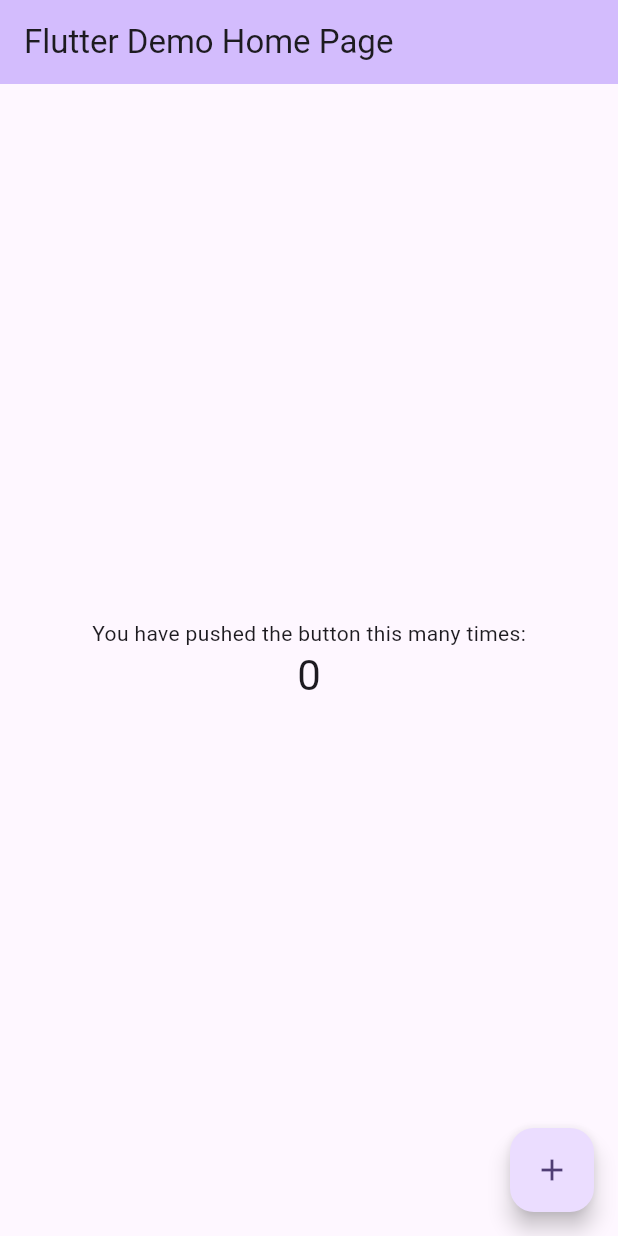
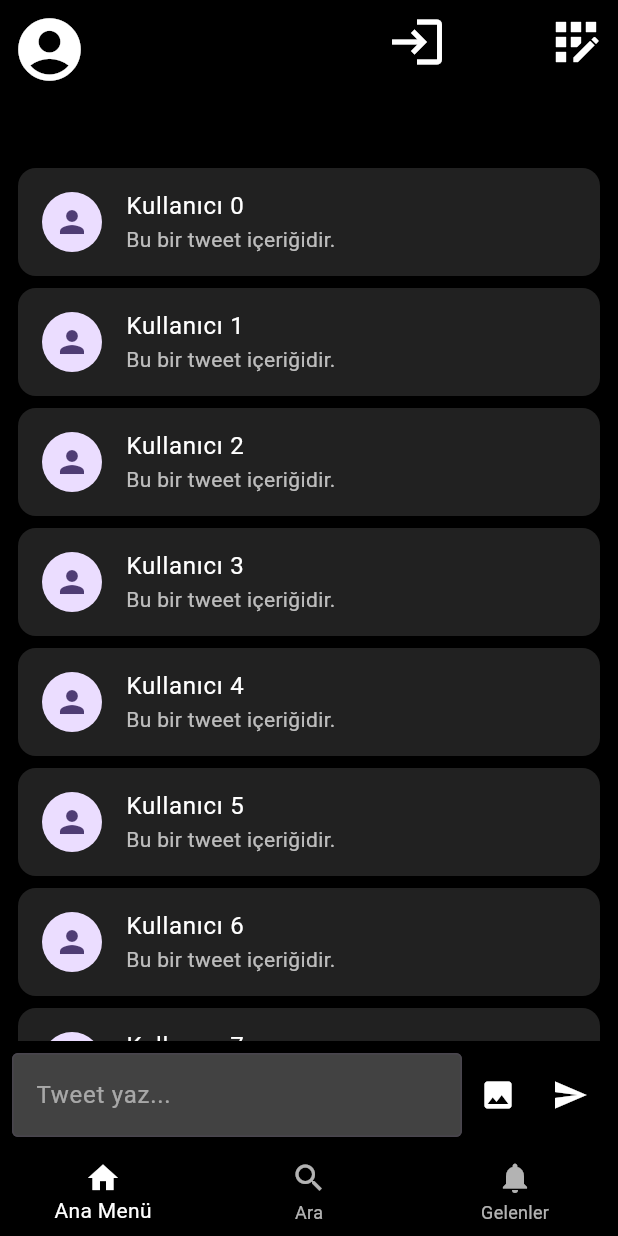
Before and after one commit to AliFaruk-K/uniblog, a Flutter app: the screen it shows after launch, on a phone screen of 412 x 824 dp. Run offline on Flutter 3.47's test engine with Material 3 defaults, Android fonts, the phone set to English and light mode, and no system bars.

Commit message:
front-end geliştirme

```diff
--- a/lib/main.dart
+++ b/lib/main.dart
@@ -1,4 +1,6 @@
 import 'package:flutter/material.dart';
+import 'package:untitled1/scenes/home_Page.dart';
+import 'package:untitled1/scenes/bolumler.dart';
 
 void main() {
   runApp(const MyApp());
@@ -14,109 +16,10 @@ class MyApp extends StatelessWidget {
       title: 'Flutter Demo',
       theme: ThemeData(
         // This is the theme of your application.
-        //
-        // TRY THIS: Try running your application with "flutter run". You'll see
-        // the application has a purple toolbar. Then, without quitting the app,
-        // try changing the seedColor in the colorScheme below to Colors.green
-        // and then invoke "hot reload" (save your changes or press the "hot
-        // reload" button in a Flutter-supported IDE, or press "r" if you used
-        // the command line to start the app).
-        //
-        // Notice that the counter didn't reset back to zero; the application
-        // state is not lost during the reload. To reset the state, use hot
-        // restart instead.
-        //
-        // This works for code too, not just values: Most code changes can be
-        // tested with just a hot reload.
+
         colorScheme: ColorScheme.fromSeed(seedColor: Colors.deepPurple),
       ),
-      home: const MyHomePage(title: 'Flutter Demo Home Page'),
+      home:  const HomePage(),
     );
   }
 }
-
-class MyHomePage extends StatefulWidget {
-  const MyHomePage({super.key, required this.title});
-
-  // This widget is the home page of your application. It is stateful, meaning
-  // that it has a State object (defined below) that contains fields that affect
-  // how it looks.
-
-  // This class is the configuration for the state. It holds the values (in this
-  // case the title) provided by the parent (in this case the App widget) and
-  // used by the build method of the State. Fields in a Widget subclass are
-  // always marked "final".
-
-  final String title;
-
-  @override
-  State<MyHomePage> createState() => _MyHomePageState();
-}
-
-class _MyHomePageState extends State<MyHomePage> {
-  int _counter = 0;
-
-  void _incrementCounter() {
-    setState(() {
-      // This call to setState tells the Flutter framework that something has
-      // changed in this State, which causes it to rerun the build method below
-      // so that the display can reflect the updated values. If we changed
-      // _counter without calling setState(), then the build method would not be
-      // called again, and so nothing would appear to happen.
-      _counter++;
-    });
-  }
-
-  @override
-  Widget build(BuildContext context) {
-    // This method is rerun every time setState is called, for instance as done
-    // by the _incrementCounter method above.
-    //
-    // The Flutter framework has been optimized to make rerunning build methods
-    // fast, so that you can just rebuild anything that needs updating rather
-    // than having to individually change instances of widgets.
-    return Scaffold(
-      appBar: AppBar(
-        // TRY THIS: Try changing the color here to a specific color (to
-        // Colors.amber, perhaps?) and trigger a hot reload to see the AppBar
-        // change color while the other colors stay the same.
-        backgroundColor: Theme.of(context).colorScheme.inversePrimary,
-        // Here we take the value from the MyHomePage object that was created by
-        // the App.build method, and use it to set our appbar title.
-        title: Text(widget.title),
-      ),
-      body: Center(
-        // Center is a layout widget. It takes a single child and positions it
-        // in the middle of the parent.
-        child: Column(
-          // Column is also a layout widget. It takes a list of children and
-          // arranges them vertically. By default, it sizes itself to fit its
-          // children horizontally, and tries to be as tall as its parent.
-          //
-          // Column has various properties to control how it sizes itself and
-          // how it positions its children. Here we use mainAxisAlignment to
-          // center the children vertically; the main axis here is the vertical
-          // axis because Columns are vertical (the cross axis would be
-          // horizontal).
-          //
-          // TRY THIS: Invoke "debug painting" (choose the "Toggle Debug Paint"
-          // action in the IDE, or press "p" in the console), to see the
-          // wireframe for each widget.
-          mainAxisAlignment: MainAxisAlignment.center,
-          children: <Widget>[
-            const Text('You have pushed the button this many times:'),
-            Text(
-              '$_counter',
-              style: Theme.of(context).textTheme.headlineMedium,
-            ),
-          ],
-        ),
-      ),
-      floatingActionButton: FloatingActionButton(
-        onPressed: _incrementCounter,
-        tooltip: 'Increment',
-        child: const Icon(Icons.add),
-      ), // This trailing comma makes auto-formatting nicer for build methods.
-    );
-  }
-}
--- /dev/null
+++ b/lib/scenes/bolumler.dart
@@ -0,0 +1,175 @@
+import 'package:flutter/material.dart';
+import 'package:untitled1/scenes/kayit.dart';
+import 'package:untitled1/scenes/giris.dart';
+void main() {
+  runApp(const MyApp());
+}
+
+class MyApp extends StatelessWidget {
+  const MyApp({super.key});
+
+  @override
+  Widget build(BuildContext context) {
+    return MaterialApp(
+      title: 'Flutter Demo',
+      theme: ThemeData.dark(), // Sayfanın arka planını siyah yapar
+      home: const HomePage(),
+    );
+  }
+}
+
+class HomePage extends StatefulWidget {
+  const HomePage({super.key});
+
+  @override
+  _HomePageState createState() => _HomePageState();
+}
+
+class _HomePageState extends State<HomePage> {
+  final GlobalKey<ScaffoldState> _scaffoldKey = GlobalKey<ScaffoldState>();
+
+  void _openDrawer() {
+    _scaffoldKey.currentState?.openDrawer(); // Soldan paneli açacak
+  }
+
+  @override
+  Widget build(BuildContext context) {
+    return Scaffold(
+      key: _scaffoldKey,
+      backgroundColor: Colors.black, // Tüm sayfanın arka planını siyah yap
+      appBar: PreferredSize(
+        preferredSize: const Size.fromHeight(100.0), // AppBar'ı büyütüyoruz
+        child: AppBar(
+          backgroundColor: Colors.black, // AppBar arka planını siyah yap
+          leading: IconButton(
+            icon: const Icon(Icons.account_circle, color: Colors.white, size: 50), // Kullanıcı ikonunu büyüttüm
+            onPressed: _openDrawer, // Soldan panel açılacak
+          ),
+          title: const SizedBox.shrink(), // Logo kaldırıldı
+          actions: [
+            Column(
+              mainAxisAlignment: MainAxisAlignment.center,
+              children: [
+                IconButton(
+                  onPressed: () {
+                    Navigator.push(
+                      context,
+                      MaterialPageRoute(builder: (context) => const LoginPage(),),
+                    );
+                  },
+                  icon: const Icon(Icons.login, color: Colors.white, size: 40), // Giriş butonuna ikon eklendi ve büyütüldü
+                ),
+              ],
+            ),
+            const SizedBox(width: 50), // Butonlar arasında boşluk
+            Column(
+              mainAxisAlignment: MainAxisAlignment.center,
+              children: [
+                IconButton(
+                  onPressed: () {
+                    Navigator.push(
+                      context,
+                      MaterialPageRoute(builder: (context) => const RegisterPage(),),
+                    );
+                  },
+
+                  icon: const Icon(Icons.app_registration, color: Colors.white, size: 40), // Kayıt Ol butonuna ikon eklendi ve büyütüldü
+                ),
+              ],
+            ),
+          ],
+        ),
+      ),
+      drawer: Drawer( // Soldan açılan yan menü
+        backgroundColor: Colors.black, // Yan panelin arka planı siyah
+        child: Column(
+          crossAxisAlignment: CrossAxisAlignment.start,
+          children: [
+            const SizedBox(height: 50), // Üst boşluk
+            ListTile(
+              leading: const Icon(Icons.person, color: Colors.white),
+              title: const Text("Profil", style: TextStyle(color: Colors.white)),
+              onTap: () {},
+            ),
+            ListTile(
+              leading: const Icon(Icons.settings, color: Colors.white),
+              title: const Text("Ayarlar", style: TextStyle(color: Colors.white)),
+              onTap: () {},
+            ),
+            ListTile(
+              leading: const Icon(Icons.exit_to_app, color: Colors.white),
+              title: const Text("Çıkış", style: TextStyle(color: Colors.white)),
+              onTap: () {},
+            ),
+          ],
+        ),
+      ),
+      body: Column(
+        children: [
+          Expanded(
+            child: ListView.builder(
+              padding: const EdgeInsets.all(8),
+              itemCount: 10,
+              itemBuilder: (context, index) {
+                return Card(
+                  color: Colors.grey[900], // Kart rengini koyu yap
+                  child: ListTile(
+                    leading: const CircleAvatar(child: Icon(Icons.person)),
+                    title: Text('Kullanıcı $index', style: const TextStyle(color: Colors.white)),
+                    subtitle: const Text('Bu bir tweet içeriğidir.', style: TextStyle(color: Colors.white70)),
+                  ),
+                );
+              },
+            ),
+          ),
+          Padding(
+            padding: const EdgeInsets.all(8.0),
+            child: Row(
+              children: [
+                Expanded(
+                  child: TextField(
+                    style: const TextStyle(color: Colors.white), // Yazı rengini beyaz yap
+                    decoration: InputDecoration(
+                      hintText: 'Tweet yaz...',
+                      hintStyle: const TextStyle(color: Colors.white54),
+                      filled: true,
+                      fillColor: Colors.grey[800],
+                      border: const OutlineInputBorder(),
+                    ),
+                  ),
+                ),
+                IconButton(
+                  icon: const Icon(Icons.image, color: Colors.white),
+                  onPressed: () {},
+                ),
+                IconButton(
+                  icon: const Icon(Icons.send, color: Colors.white),
+                  onPressed: () {},
+                ),
+              ],
+            ),
+          ),
+        ],
+      ),
+      bottomNavigationBar: BottomNavigationBar(
+        backgroundColor: Colors.black, // Alt menünün arka planını siyah yap
+        selectedItemColor: Colors.white, // Seçili ikonun rengini beyaz yap
+        unselectedItemColor: Colors.white70,
+        items: const [
+          BottomNavigationBarItem(
+            icon: Icon(Icons.home),
+            label: 'Ana Menü',
+          ),
+          BottomNavigationBarItem(
+            icon: Icon(Icons.search),
+            label: 'Ara',
+          ),
+          BottomNavigationBarItem(
+            icon: Icon(Icons.notifications),
+            label: 'Gelenler',
+          ),
+        ],
+      ),
+    );
+  }
+}
```
Also changed, not shown: lib/scenes/giris.dart (added, +103 -0 lines), lib/scenes/home_Page.dart (added, +88 -0 lines), lib/scenes/kayit.dart (added, +156 -0 lines), pubspec.yaml (+4 -4 lines), lib/assets/logo.png (added), lib/assets/logoMain.png (added), 9 other files.
